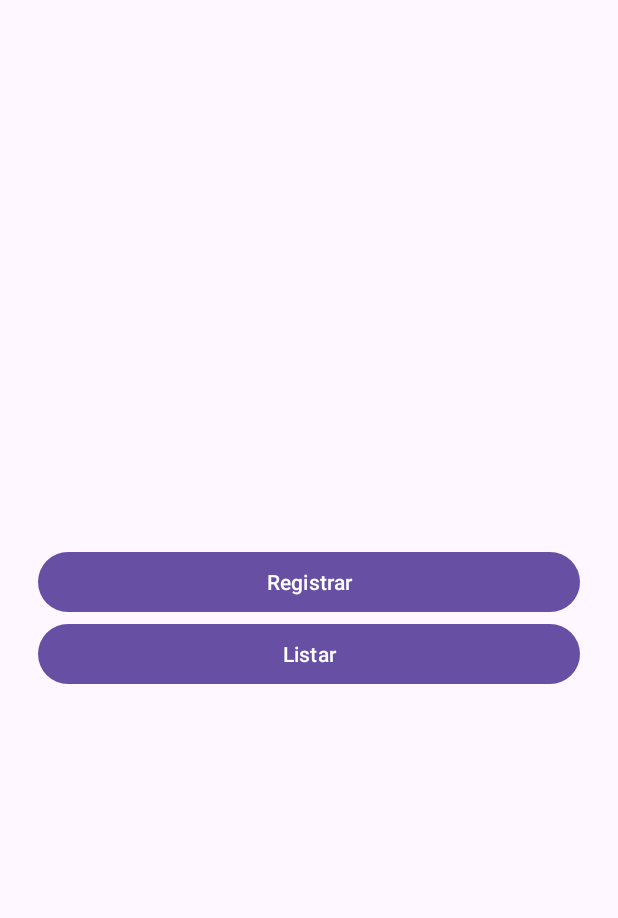
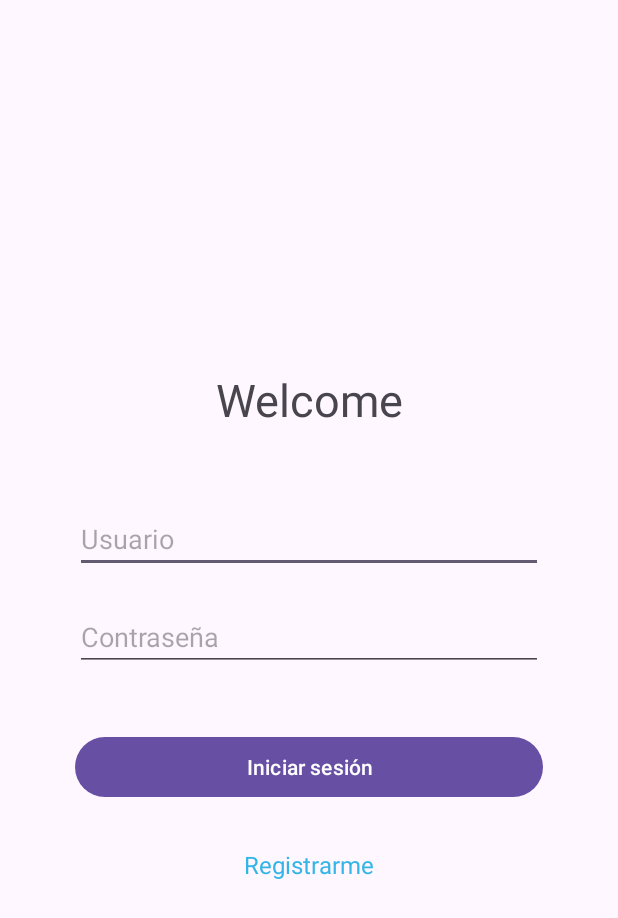
Before and after one commit to yamiletArias/AppStoreRopa, an Android app: the screen it shows after launch (MainActivity before the commit, Login after it), on a phone screen of 412 x 824 dp. Shown: the top 918 px of the screen. Run offline under Robolectric (Android 15) with nearby library versions, the phone set to English and light mode, and no system bars; our stand-ins replace Volley.

Commit message:
Cambios de mi proyecto

```diff
--- a/app/src/main/java/com/example/storeropa/Listar.java
+++ b/app/src/main/java/com/example/storeropa/Listar.java
@@ -26,7 +26,7 @@ import java.util.ArrayList;
 
 public class Listar extends AppCompatActivity {
 
-    private final String URLWS = "http://192.168.18.85/WSTienda/app/service/service-producto.php";
+    private final String URLWS = "http://192.168.18.87/WSTienda/app/service/service-producto.php";
 
     RequestQueue requestQueue;
     ListView lstProductos;
@@ -89,7 +89,7 @@ public class Listar extends AppCompatActivity {
                     genero = "Varón";
                 }
 
-                listaSimple.add(jsonObject.getString("tipo") + " " + genero);
+                listaSimple.add(jsonObject.getString("genero") + " " + genero);
 
                 producto = new Producto();
                 producto.setId(jsonObject.getInt("id"));
--- /dev/null
+++ b/app/src/main/java/com/example/storeropa/Login.java
@@ -0,0 +1,112 @@
+package com.example.storeropa;
+
+import android.content.Intent;
+import android.os.Bundle;
+import android.view.View;
+import android.widget.Button;
+import android.widget.EditText;
+import android.widget.Toast;
+
+import androidx.activity.EdgeToEdge;
+import androidx.appcompat.app.AppCompatActivity;
+import androidx.core.graphics.Insets;
+import androidx.core.view.ViewCompat;
+import androidx.core.view.WindowInsetsCompat;
+
+import com.android.volley.Request;
+import com.android.volley.RequestQueue;
+import com.android.volley.Response;
+import com.android.volley.toolbox.StringRequest;
+import com.android.volley.toolbox.Volley;
+
+import org.json.JSONException;
+import org.json.JSONObject;
+
+public class Login extends AppCompatActivity {
+
+    private EditText edtUsername, edtPassword;
+    private Button btnLogin;
+    private final String URL_WS = "http://192.168.18.87/WSTienda/app/service/service-login.php";
+
+    @Override
+    protected void onCreate(Bundle savedInstanceState) {
+        super.onCreate(savedInstanceState);
+        EdgeToEdge.enable(this);
+        setContentView(R.layout.activity_login);
+        ViewCompat.setOnApplyWindowInsetsListener(findViewById(R.id.main), (v, insets) -> {
+            Insets systemBars = insets.getInsets(WindowInsetsCompat.Type.systemBars());
+            //v.setPadding(systemBars.left, systemBars.top, systemBars.right, systemBars.bottom);
+            return insets;
+        });
+
+        loadUI();
+
+        btnLogin.setOnClickListener(view -> {
+            String username = edtUsername.getText().toString();
+            String password = edtPassword.getText().toString();
+
+            if (username.isEmpty() || password.isEmpty()) {
+                Toast.makeText(Login.this, "Por favor llene los campos", Toast.LENGTH_SHORT).show();
+            } else {
+                loginUser(username, password);
+            }
+        });
+    }
+
+    public void onRegisterClick(View view) {
+        Intent intent = new Intent(this, RegistrarUsuario.class);
+        startActivity(intent);
+    }
+
+    private void loginUser(String username, String password) {
+        JSONObject jsonBody = new JSONObject();
+        try {
+            jsonBody.put("username", username);
+            jsonBody.put("password", password);
+        } catch (JSONException e) {
+            e.printStackTrace();
+        }
+
+        // Crear la solicitud POST
+        StringRequest stringRequest = new StringRequest(Request.Method.POST, URL_WS,
+                response -> {
+                    try {
+                        JSONObject jsonResponse = new JSONObject(response);
+                        boolean status = jsonResponse.getBoolean("status");
+
+                        if (status) {
+                            Toast.makeText(Login.this, "Inicio de sesión exitoso", Toast.LENGTH_SHORT).show();
+                            startActivity(new Intent(Login.this, MainActivity.class));
+                            finish();
+                        } else {
+                            Toast.makeText(Login.this, "Nombre de usuario o contraseña no válidos", Toast.LENGTH_SHORT).show();
+                        }
+                    } catch (JSONException e) {
+                        e.printStackTrace();
+                    }
+                },
+                error -> Toast.makeText(Login.this, "Error: " + error.getMessage(), Toast.LENGTH_SHORT).show()) {
+
+            @Override
+            public byte[] getBody() {
+                // Convierte el objeto JSON en bytes para enviarlo en el cuerpo de la solicitud POST.
+                return jsonBody.toString().getBytes();
+            }
+
+            @Override
+            public String getBodyContentType() {
+                // Indica que el contenido es JSON con codificación UTF-8.
+                return "application/json; charset=utf-8";
+            }
+
+        };
+
+        Volley.newRequestQueue(this).add(stringRequest);
+    }
+
+    private void loadUI() {
+        edtUsername = findViewById(R.id.edtUsername);
+        edtPassword = findViewById(R.id.edtPassword);
+        btnLogin = findViewById(R.id.btnLogin);
+    }
+}
--- a/app/src/main/java/com/example/storeropa/Registrar.java
+++ b/app/src/main/java/com/example/storeropa/Registrar.java
@@ -26,7 +26,7 @@ import org.json.JSONObject;
 
 public class Registrar extends AppCompatActivity {
 
-    private final String URLWS = "http://192.168.18.85/WSTienda/app/service/service-producto.php";
+    private final String URLWS = "http://192.168.18.87/WSTienda/app/service/service-producto.php";
 
     RequestQueue requestQueue;
 
--- a/app/src/main/java/com/example/storeropa/adaptadores/ProductoAdapter.java
+++ b/app/src/main/java/com/example/storeropa/adaptadores/ProductoAdapter.java
@@ -59,7 +59,7 @@ public class ProductoAdapter extends ArrayAdapter<Producto> {
 
                 String mensaje = "";
                 mensaje += "Tipo de Ropa: " + producto.getTipo() + "\n";
-                mensaje += "Genero: " + producto.getTipo() + "\n";
+                mensaje += "Genero: " + producto.getGenero() + "\n";
                 mensaje += "Talla: " + producto.getTalla() + "\n";
                 mensaje += "Precio: " + producto.getPrecio() + "\n";
                 showModal(mensaje);
--- /dev/null
+++ b/app/src/main/res/layout/activity_login.xml
@@ -0,0 +1,53 @@
+<LinearLayout xmlns:android="http://schemas.android.com/apk/res/android"
+    android:id="@+id/main"
+    android:orientation="vertical"
+    android:padding="50dp"
+    android:layout_width="match_parent"
+    android:layout_height="match_parent"
+    android:gravity="center">
+
+    <TextView
+        android:layout_width="match_parent"
+        android:layout_height="wrap_content"
+        android:padding="10dp"
+        android:text="Welcome"
+        android:layout_marginBottom="40dp"
+        android:textAlignment="center"
+        android:textSize="30sp"/>
+
+    <EditText
+        android:id="@+id/edtUsername"
+        android:layout_width="match_parent"
+        android:layout_marginBottom="20dp"
+        android:layout_height="wrap_content"
+        android:hint="Usuario"
+        android:inputType="text"/>
+
+    <EditText
+        android:id="@+id/edtPassword"
+        android:layout_width="match_parent"
+        android:layout_height="wrap_content"
+        android:hint="Contraseña"
+        android:layout_marginBottom="40dp"
+        android:inputType="textPassword"/>
+
+    <Button
+        android:id="@+id/btnLogin"
+        android:layout_width="match_parent"
+        android:layout_height="wrap_content"
+        android:text="Iniciar sesión"
+        android:layout_marginBottom="20dp"/>
+
+    <TextView
+        android:id="@+id/tvRegister"
+        android:layout_width="wrap_content"
+        android:layout_height="wrap_content"
+        android:text="Registrarme"
+        android:textColor="@android:color/holo_blue_light"
+        android:textSize="16sp"
+        android:clickable="true"
+        android:focusable="true"
+        android:layout_gravity="center"
+        android:layout_marginTop="10dp"
+        android:onClick="onRegisterClick"/>
+</LinearLayout>
--- a/app/src/main/res/layout/activity_main.xml
+++ b/app/src/main/res/layout/activity_main.xml
@@ -22,4 +22,10 @@
         android:layout_width="match_parent"
         android:layout_height="wrap_content" />
 
+    <Button
+        android:id="@+id/btnActBuscar"
+        android:text="Buscar"
+        android:layout_width="match_parent"
+        android:layout_height="wrap_content" />
+
 </LinearLayout>
```
Also changed, not shown: app/src/main/AndroidManifest.xml (+16 -7 lines), app/src/main/java/com/example/storeropa/Buscar.java (added, +279 -0 lines), app/src/main/java/com/example/storeropa/MainActivity.java (+8 -1 lines), app/src/main/java/com/example/storeropa/RegistrarUsuario.java (added, +106 -0 lines), app/src/main/res/layout/activity_buscar.xml (added, +89 -0 lines), app/src/main/res/layout/activity_registrar_usuario.xml (added, +42 -0 lines).
